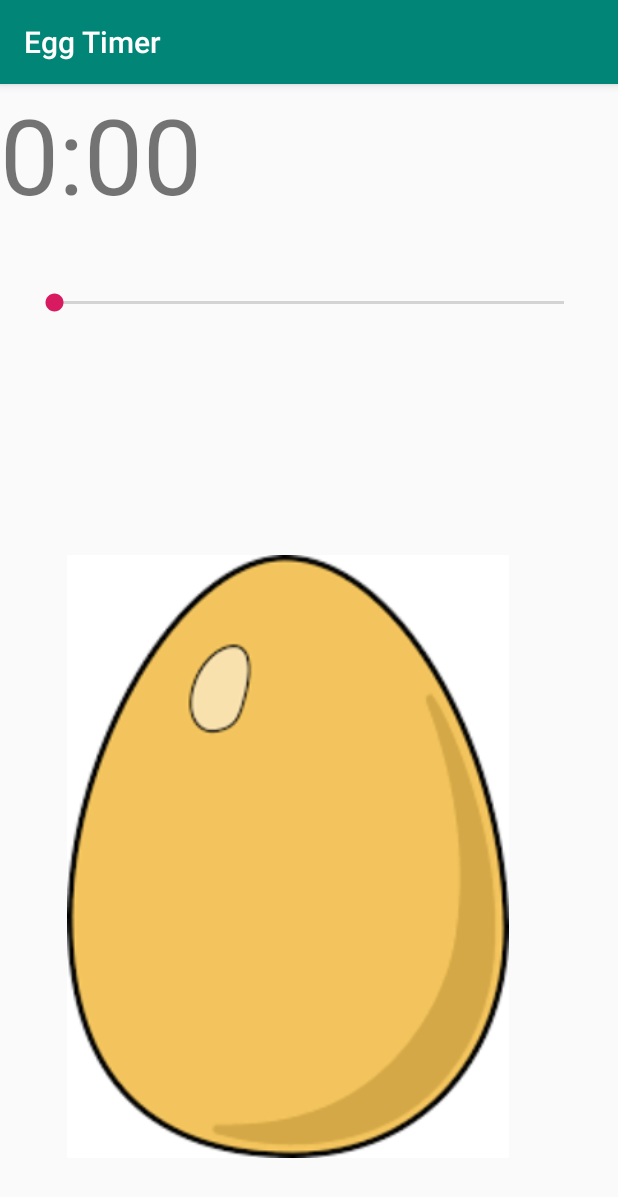
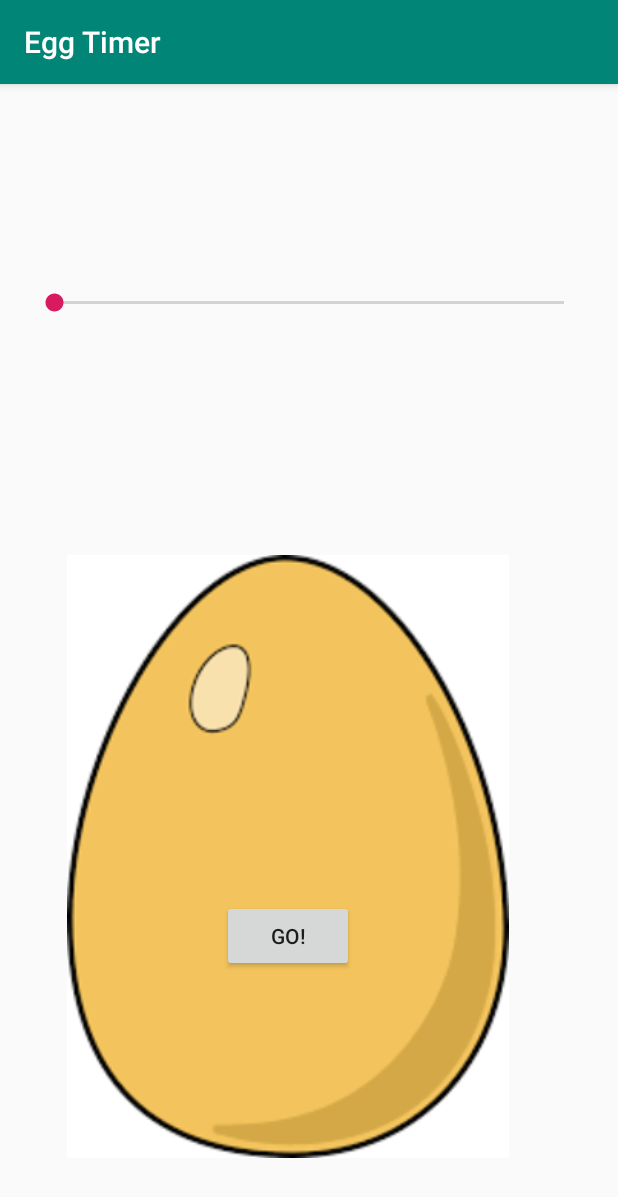
Before and after one commit to AdamDoquiatan/AndroidDev-Course, an Android app: the screen it shows after launch (MainActivity), on a phone screen of 412 x 824 dp. Shown: the top 1197 px of the screen. Run offline under Robolectric (Android 15) with nearby library versions, the phone set to English and light mode, and no system bars.

Commit message:
added functionality

```diff
--- a/EggTimer/app/src/main/java/com/adamdoq/eggtimer/MainActivity.java
+++ b/EggTimer/app/src/main/java/com/adamdoq/eggtimer/MainActivity.java
@@ -1,17 +1,91 @@
 package com.adamdoq.eggtimer;
 
+import android.media.MediaPlayer;
+import android.os.CountDownTimer;
 import android.support.v7.app.AppCompatActivity;
 import android.os.Bundle;
+import android.util.Log;
+import android.view.View;
+import android.widget.Button;
+import android.widget.SeekBar;
+import android.widget.TextView;
+
+import java.text.DecimalFormat;
+import java.text.NumberFormat;
 
 public class MainActivity extends AppCompatActivity {
+
+    Button toggleButton;
+    SeekBar timerBar;
+    CountDownTimer timer;
+    TextView countdownText;
+    DecimalFormat decimalFormatter;
+    MediaPlayer mediaPlayer;
+
+    Boolean timerActive = false;
+
+
+
+    public void toggle(View view) {
+        Log.i("Button", "Clicked");
+
+        if(timerActive) {
+            toggleButton.setText("Go!");
+            timerBar.setEnabled(true);
+            timerActive = false;
+            timer.cancel();
+        } else {
+            toggleButton.setText("Pause!");
+            timerBar.setEnabled(false);
+            timerActive = true;
+            timer = new CountDownTimer((long) timerBar.getProgress(), 100) {
+                @Override
+                public void onTick(long millisUntilFinished) {
+                    countdownText.setText(String.valueOf(decimalFormatter.format((float) millisUntilFinished / 1000))
+                            .replace('.', ':'));
+                    timerBar.setProgress((int) millisUntilFinished);
+                }
+
+                @Override
+                public void onFinish() {
+                    countdownText.setText("0:00");
+                    mediaPlayer = MediaPlayer.create(getApplicationContext(), R.raw.chime);
+                    mediaPlayer.start();
+                }
+            }.start();
+        }
+    }
 
     @Override
     protected void onCreate(Bundle savedInstanceState) {
         super.onCreate(savedInstanceState);
         setContentView(R.layout.activity_main);
 
+        toggleButton = findViewById(R.id.toggleButton);
+        countdownText = findViewById(R.id.countdownText);
+        decimalFormatter = new DecimalFormat();
+        decimalFormatter.applyPattern("0.00");
 
+        int maxTime = 60000;
+        timerBar = findViewById(R.id.timerBar);
 
+        timerBar.setMax(maxTime);
+        timerBar.setProgress(0);
 
+        timerBar.setOnSeekBarChangeListener(new SeekBar.OnSeekBarChangeListener() {
+            @Override
+            public void onProgressChanged(SeekBar seekBar, int progress, boolean fromUser) {
+                Log.i("TimerBar", String.valueOf(progress));
+
+                countdownText.setText(String.valueOf(decimalFormatter.format((float) progress / 1000))
+                        .replace('.', ':'));
+            }
+
+            @Override
+            public void onStartTrackingTouch(SeekBar seekBar) {}
+
+            @Override
+            public void onStopTrackingTouch(SeekBar seekBar) {}
+        });
     }
 }
--- a/EggTimer/app/src/main/res/layout/activity_main.xml
+++ b/EggTimer/app/src/main/res/layout/activity_main.xml
@@ -40,8 +40,23 @@
         android:id="@+id/countdownText"
         android:layout_width="wrap_content"
         android:layout_height="wrap_content"
+        android:layout_marginEnd="380dp"
+        android:layout_marginRight="380dp"
         android:text="0:00"
         android:textSize="70sp"
-        tools:layout_editor_absoluteX="124dp"
-        tools:layout_editor_absoluteY="208dp" />
+        app:layout_constraintBottom_toTopOf="@+id/toggleButton"
+        app:layout_constraintEnd_toEndOf="parent"
+        app:layout_constraintStart_toEndOf="@+id/imageView" />
+
+    <Button
+        android:id="@+id/toggleButton"
+        android:layout_width="wrap_content"
+        android:layout_height="wrap_content"
+        android:layout_marginStart="148dp"
+        android:layout_marginLeft="148dp"
+        android:layout_marginBottom="176dp"
+        android:onClick="toggle"
+        android:text="Go!"
+        app:layout_constraintBottom_toBottomOf="parent"
+        app:layout_constraintStart_toStartOf="parent" />
 </android.support.constraint.ConstraintLayout>
```
